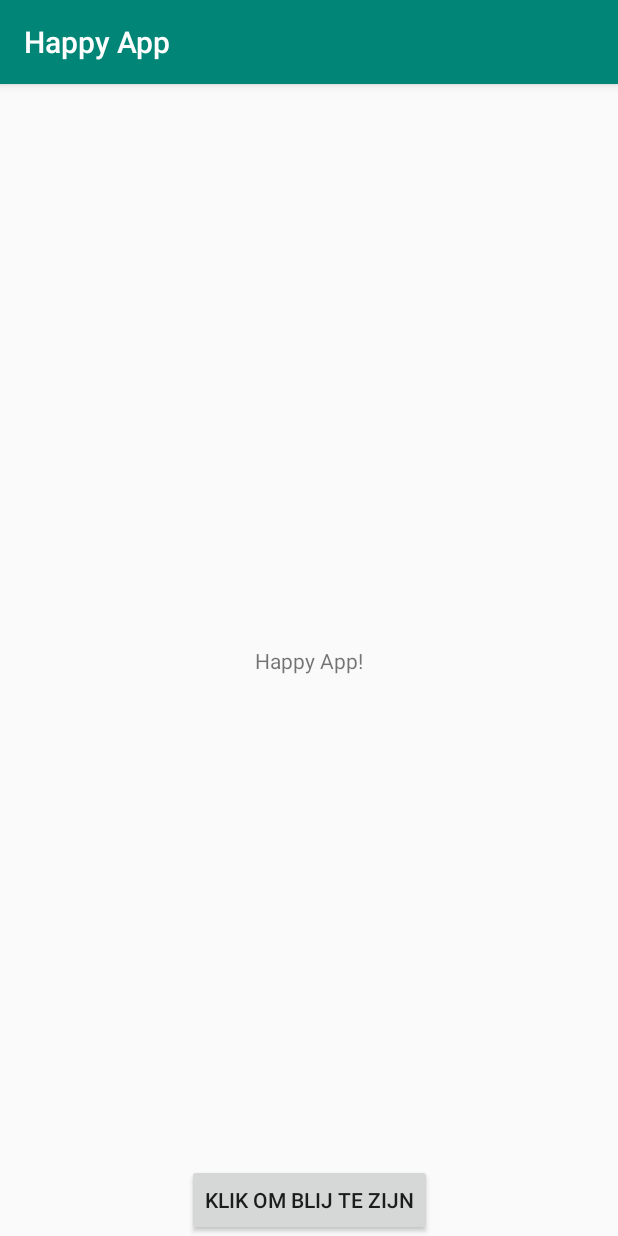
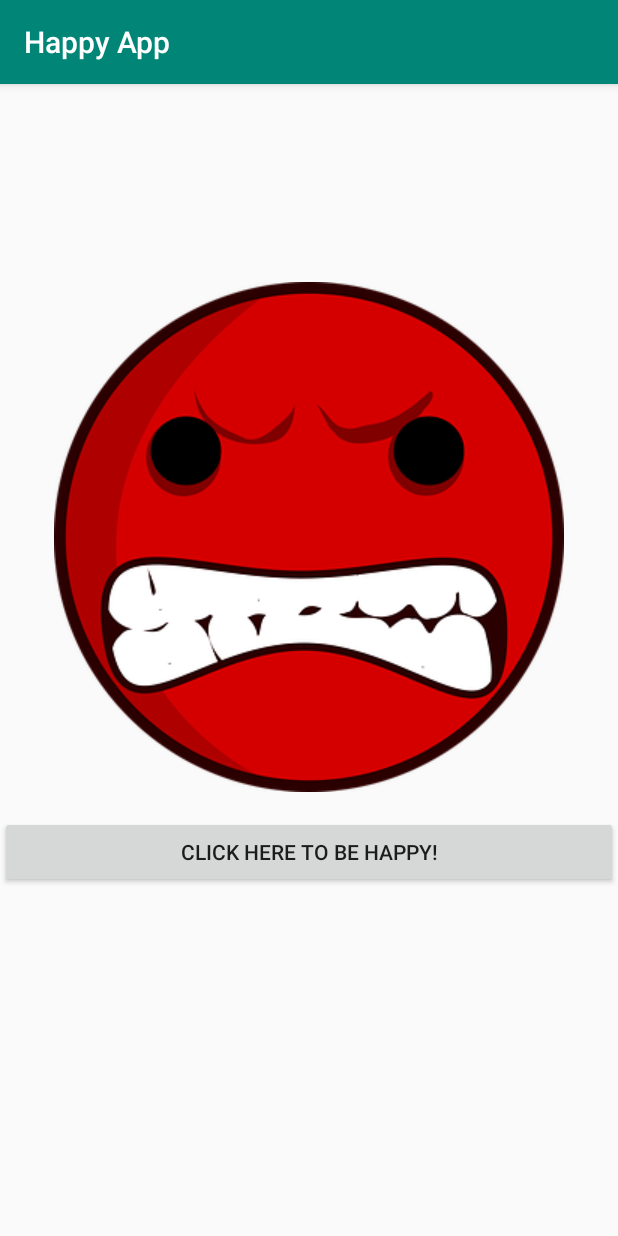
Before and after one commit to valc0005/happyAppTest, an Android app: the screen it shows after launch (MainActivity), on a phone screen of 412 x 824 dp. Run offline under Robolectric (Android 15) with nearby library versions, the phone set to English and light mode, and no system bars.

Commit message:
Add happy image button

```diff
--- a/app/src/main/java/happyapp/main/MainActivity.java
+++ b/app/src/main/java/happyapp/main/MainActivity.java
@@ -1,9 +1,7 @@
 package happyapp.main;
 
-import android.util.Log;
 import android.view.View;
 import android.widget.Button;
-import android.widget.Toast;
 import androidx.appcompat.app.AppCompatActivity;
 import android.os.Bundle;
 
@@ -13,16 +11,28 @@ public class MainActivity extends AppCompatActivity {
     protected void onCreate(Bundle savedInstanceState) {
         super.onCreate(savedInstanceState);
         setContentView(R.layout.activity_main);
+        final View happyImage = (View)findViewById(R.id.happyImage);
+        final View angryImage = (View)findViewById(R.id.angryImage);
+        final Button showButton = (Button)findViewById(R.id.smileyButton);
 
-        // get the button
-        Button btn = (Button) findViewById(R.id.btnMakeMeHappy);
-        // ... see what happens when the users clicks
-        btn.setOnClickListener(new View.OnClickListener() {
+        happyImage.setVisibility(View.INVISIBLE);
+
+        showButton.setOnClickListener(new View.OnClickListener() {
+
             @Override
-            public void onClick(View view) {
-                Log.i("my happy app", "the button work [log message] - happy app");
-                Toast.makeText(getApplicationContext(), "Blij!!!!!!!!", Toast.LENGTH_SHORT)
-                        .show();
+            public void onClick(View v) {
+                if(happyImage.getVisibility() == View.INVISIBLE){
+                    happyImage.setVisibility(View.VISIBLE);
+                    angryImage.setVisibility(View.INVISIBLE);
+                    showButton.setText("Click here to be ANGRY!");
+                }
+                else{
+                    happyImage.setVisibility(View.INVISIBLE);
+                    angryImage.setVisibility(View.VISIBLE);
+                    showButton.setText("Click here to be HAPPY!");
+                }
+
+
             }
         });
     }
--- a/app/src/main/res/layout/activity_main.xml
+++ b/app/src/main/res/layout/activity_main.xml
@@ -1,29 +1,31 @@
-<?xml version="1.0" encoding="utf-8"?>
-<androidx.constraintlayout.widget.ConstraintLayout
-        xmlns:android="http://schemas.android.com/apk/res/android"
-        xmlns:tools="http://schemas.android.com/tools"
-        xmlns:app="http://schemas.android.com/apk/res-auto"
-        android:layout_width="match_parent"
-        android:layout_height="match_parent"
-        tools:context=".MainActivity">
+<RelativeLayout xmlns:android="http://schemas.android.com/apk/res/android"
+                android:layout_width="match_parent"
+                android:layout_height="match_parent"
+>
 
-    <TextView
+    <ImageView
+            android:id="@+id/happyImage"
             android:layout_width="wrap_content"
             android:layout_height="wrap_content"
-            android:text="Happy App!"
-            app:layout_constraintBottom_toBottomOf="parent"
-            app:layout_constraintLeft_toLeftOf="parent"
-            app:layout_constraintRight_toRightOf="parent"
-            app:layout_constraintTop_toTopOf="parent"/>
-    <Button
-            android:text="Klik om blij te zijn"
+            android:layout_alignParentTop="true"
+            android:layout_centerHorizontal="true"
+            android:layout_marginTop="132dp"
+            android:src="@drawable/grin"/>
+    <ImageView
+            android:id="@+id/angryImage"
             android:layout_width="wrap_content"
             android:layout_height="wrap_content"
-            android:id="@+id/btnMakeMeHappy"
-            tools:layout_editor_absoluteY="422dp"
-            app:layout_constraintStart_toStartOf="parent"
-            app:layout_constraintHorizontal_bias="0.5"
-            app:layout_constraintEnd_toEndOf="parent"
-            app:layout_constraintBottom_toBottomOf="parent"/>
+            android:layout_alignParentTop="true"
+            android:layout_centerHorizontal="true"
+            android:layout_marginTop="132dp"
+            android:src="@drawable/angry"/>
 
-</androidx.constraintlayout.widget.ConstraintLayout>
+    <Button
+            android:id="@+id/smileyButton"
+            android:layout_width="match_parent"
+            android:layout_height="wrap_content"
+            android:layout_alignParentStart="true"
+            android:layout_alignParentTop="true" android:layout_marginTop="488dp" android:layout_marginStart="0dp"
+            android:layout_alignParentLeft="true" android:layout_marginLeft="0dp"
+            android:text="Click here to be happy!"/>
+</RelativeLayout>
```
Also changed, not shown: app/src/main/res/drawable/angry.png (added), app/src/main/res/drawable/grin.png (added).
